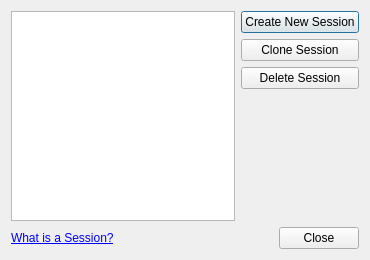
This is src/plugins/projectexplorer/sessiondialog.ui in qt-creator/qt-creator as Qt 5 draws it before an edit. The edited form follows.
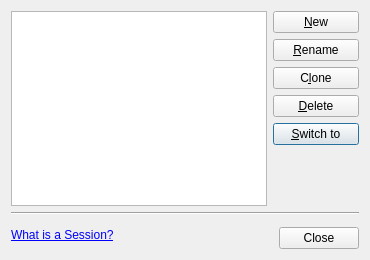
This is the edited form.

Commit message:
Modify behaviour of sessions on the welcomescreen and tweak the session manager
- List sessions by recent use instead of alphabetically
- Tweak the session manager. It is now a persistent dialog with only a close button
- Implement session renaming in the session manager
- Cleanups

Task-Number: QTCREATORBUG-1168

Patch:
```diff
--- a/src/plugins/projectexplorer/sessiondialog.ui
+++ b/src/plugins/projectexplorer/sessiondialog.ui
@@ -14,29 +14,46 @@
    <string>Session Manager</string>
   </property>
   <layout class="QGridLayout" name="gridLayout">
-   <item row="0" column="0" colspan="2">
+   <item row="0" column="0">
     <widget class="QListWidget" name="sessionList"/>
    </item>
-   <item row="0" column="2">
+   <item row="0" column="1">
     <layout class="QVBoxLayout" name="verticalLayout">
      <item>
       <widget class="QPushButton" name="btCreateNew">
        <property name="text">
-        <string>Create New Session</string>
+        <string>&amp;New</string>
+       </property>
+      </widget>
+     </item>
+     <item>
+      <widget class="QPushButton" name="btRename">
+       <property name="text">
+        <string>&amp;Rename</string>
        </property>
       </widget>
      </item>
      <item>
       <widget class="QPushButton" name="btClone">
        <property name="text">
-        <string>Clone Session</string>
+        <string>C&amp;lone</string>
        </property>
       </widget>
      </item>
      <item>
       <widget class="QPushButton" name="btDelete">
        <property name="text">
-        <string>Delete Session</string>
+        <string>&amp;Delete</string>
+       </property>
+      </widget>
+     </item>
+     <item>
+      <widget class="QPushButton" name="btSwitch">
+       <property name="text">
+        <string>&amp;Switch to</string>
+       </property>
+       <property name="default">
+        <bool>true</bool>
        </property>
       </widget>
      </item>
@@ -47,22 +64,29 @@
        </property>
        <property name="sizeHint" stdset="0">
         <size>
-         <width>20</width>
-         <height>40</height>
+         <width>85</width>
+         <height>13</height>
         </size>
        </property>
       </spacer>
      </item>
     </layout>
    </item>
-   <item row="1" column="0">
+   <item row="1" column="0" colspan="2">
+    <widget class="Line" name="line">
+     <property name="orientation">
+      <enum>Qt::Horizontal</enum>
+     </property>
+    </widget>
+   </item>
+   <item row="2" column="0" rowspan="2">
     <widget class="QLabel" name="whatsASessionLabel">
      <property name="text">
       <string>&lt;a href=&quot;qthelp://com.nokia.qtcreator/doc/creator-quick-tour.html#session-management-in-qt-creator&quot;&gt;What is a Session?&lt;/a&gt;</string>
      </property>
     </widget>
    </item>
-   <item row="1" column="1" colspan="2">
+   <item row="3" column="1">
     <widget class="QDialogButtonBox" name="buttonBox">
      <property name="standardButtons">
       <set>QDialogButtonBox::Close</set>
```
Left out of the diff: 32 changed lines with no effect on the pictures. The commit also changes 6 other files.
